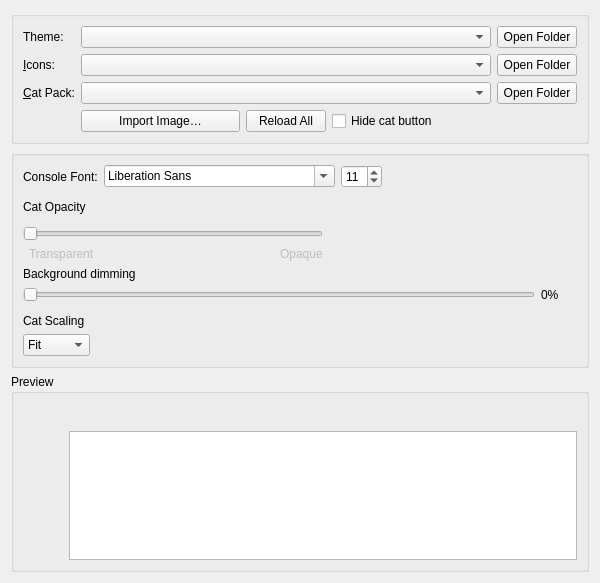
Old version of the form launcher/ui/widgets/AppearanceWidget.ui in the repository MatronixOwner/MatronixLauncher.
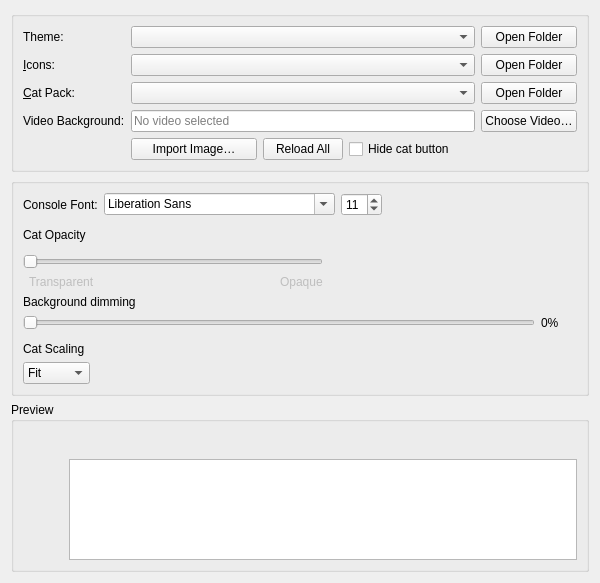
New version of the form. Icons and pictures are not drawn.

Commit message: feat: add launcher themes and video backgrounds

Patch:
```diff
--- a/launcher/ui/widgets/AppearanceWidget.ui
+++ b/launcher/ui/widgets/AppearanceWidget.ui
@@ -117,6 +117,33 @@
           </property>
          </widget>
         </item>
+        <item row="3" column="0">
+         <widget class="QLabel" name="videoBackgroundLabel">
+          <property name="text">
+           <string>Video Background:</string>
+          </property>
+          <property name="buddy">
+           <cstring>videoBackgroundPath</cstring>
+          </property>
+         </widget>
+        </item>
+        <item row="3" column="2">
+         <widget class="QLineEdit" name="videoBackgroundPath">
+          <property name="readOnly">
+           <bool>true</bool>
+          </property>
+          <property name="placeholderText">
+           <string>No video selected</string>
+          </property>
+         </widget>
+        </item>
+        <item row="3" column="3">
+         <widget class="QPushButton" name="selectVideoBackgroundButton">
+          <property name="text">
+           <string>Choose Video…</string>
+          </property>
+         </widget>
+        </item>
         <item row="4" column="2">
          <layout class="QHBoxLayout" name="horizontalLayout_8">
           <item>
```
The commit also changes 18 other files.
